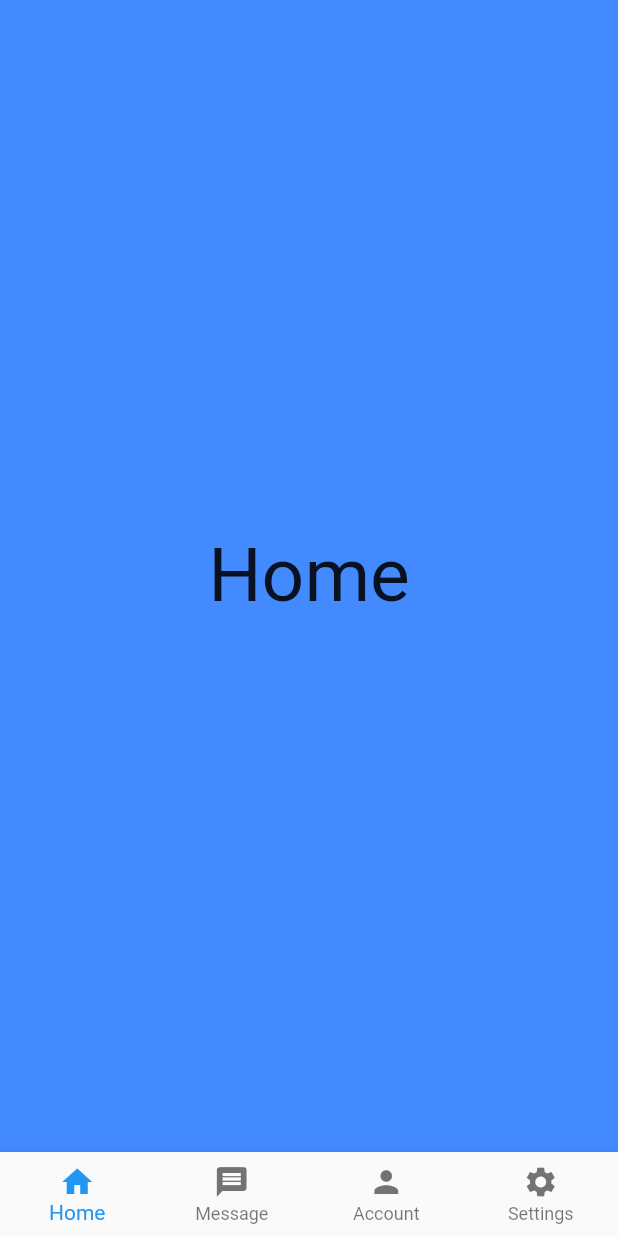
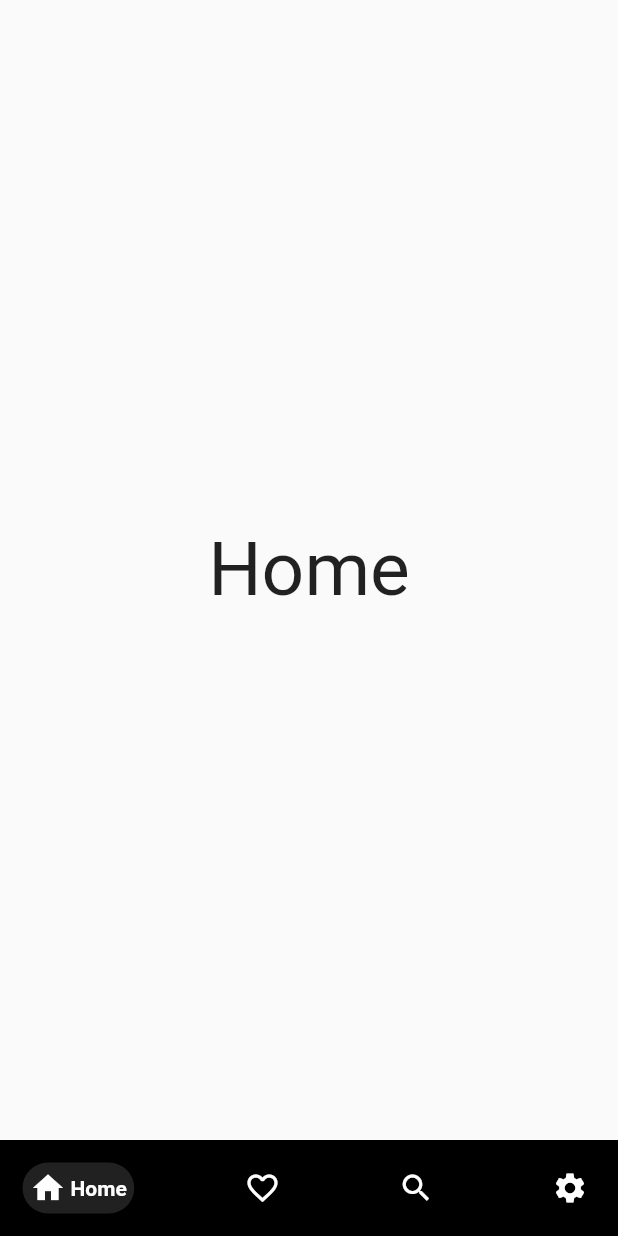
Before and after one commit to petemoyaplg/test_flutter, a Flutter app: the screen it shows after launch, on a phone screen of 412 x 824 dp. Run offline on Flutter 3.47's test engine with Material 2 defaults, Android fonts, the phone set to English and light mode, and no system bars; drawn by our look-alikes of google_nav_bar; our stand-ins replace curved_navigation_bar.

```diff
--- a/lib/main.dart
+++ b/lib/main.dart
@@ -1,4 +1,5 @@
 import 'package:flutter/material.dart';
+import 'package:flutter/services.dart';
 import 'package:test_flutter/main_sreen.dart';
 
 void main() {
@@ -11,13 +12,8 @@ class MyApp extends StatelessWidget {
   // This widget is the root of your application.
   @override
   Widget build(BuildContext context) {
-    return MaterialApp(
-      title: 'Flutter Demo',
-      theme: ThemeData(
-        scaffoldBackgroundColor: Colors.blueAccent,
-        visualDensity: VisualDensity.adaptivePlatformDensity,
-      ),
-      home: const MainScreen(),
+    return const MaterialApp(
+      home: MainScreen(),
       debugShowCheckedModeBanner: false,
     );
   }
--- a/lib/main_sreen.dart
+++ b/lib/main_sreen.dart
@@ -1,5 +1,6 @@
 import 'package:curved_navigation_bar/curved_navigation_bar.dart';
 import 'package:flutter/material.dart';
+import 'package:google_nav_bar/google_nav_bar.dart';
 import 'package:test_flutter/screens/home.dart';
 import 'package:test_flutter/screens/message.dart';
 import 'package:test_flutter/screens/feed.dart';
@@ -53,7 +54,51 @@ class _MainScreenState extends State<MainScreen> {
   @override
   Widget build(BuildContext context) {
     return Scaffold(
-      bottomNavigationBar: BottomNavigationBar(
+      bottomNavigationBar: getGoogleBottomNavBar(),
+      body: _pages[_selectedIndex],
+    );
+  }
+
+  Container getGoogleBottomNavBar() {
+    return Container(
+      color: Colors.black,
+      child: Padding(
+        padding: const EdgeInsets.symmetric(horizontal: 15, vertical: 15),
+        child: GNav(
+          backgroundColor: Colors.black,
+          color: Colors.white,
+          activeColor: Colors.white,
+          tabBackgroundColor: Colors.grey.shade900,
+          padding: const EdgeInsets.all(5),
+          gap: 3,
+          onTabChange: (index) {
+            _navigateBottomBar(index);
+          },
+          tabs: const [
+            GButton(
+              icon: Icons.home,
+              text: 'Home',
+            ),
+            GButton(
+              icon: Icons.favorite_border,
+              text: 'Likes',
+            ),
+            GButton(
+              icon: Icons.search,
+              text: 'Search',
+            ),
+            GButton(
+              icon: Icons.settings,
+              text: 'Settings',
+            ),
+          ],
+        ),
+      ),
+    );
+  }
+
+  BottomNavigationBar getBottomNavigation2() {
+    return BottomNavigationBar(
       currentIndex: _selectedIndex,
       type: BottomNavigationBarType.fixed,
       onTap: _navigateBottomBar,
@@ -61,11 +106,8 @@ class _MainScreenState extends State<MainScreen> {
         BottomNavigationBarItem(icon: Icon(Icons.home), label: 'Home'),
         BottomNavigationBarItem(icon: Icon(Icons.message), label: 'Message'),
         BottomNavigationBarItem(icon: Icon(Icons.person), label: 'Account'),
-          BottomNavigationBarItem(
-              icon: Icon(Icons.settings), label: 'Settings'),
+        BottomNavigationBarItem(icon: Icon(Icons.settings), label: 'Settings'),
       ],
-      ),
-      body: _pages[_selectedIndex],
     );
   }
 
@@ -73,7 +115,7 @@ class _MainScreenState extends State<MainScreen> {
     return CurvedNavigationBar(
       backgroundColor: Colors.blueAccent,
       index: selectedIndex,
-      items: <Widget>[
+      items: const [
         Icon(Icons.home, size: 30),
         Icon(Icons.messenger, size: 30),
         Icon(Icons.shopping_cart, size: 30),
--- a/pubspec.yaml
+++ b/pubspec.yaml
@@ -35,6 +35,7 @@ dependencies:
   # Use with the CupertinoIcons class for iOS style icons.
   cupertino_icons: ^1.0.2
   curved_navigation_bar: ^1.0.3
+  google_nav_bar: ^5.0.6
 
 dev_dependencies:
   flutter_test:
```
Also changed, not shown: pubspec.lock, 1 other file. Lines whose indentation alone changed are shown as unchanged.
